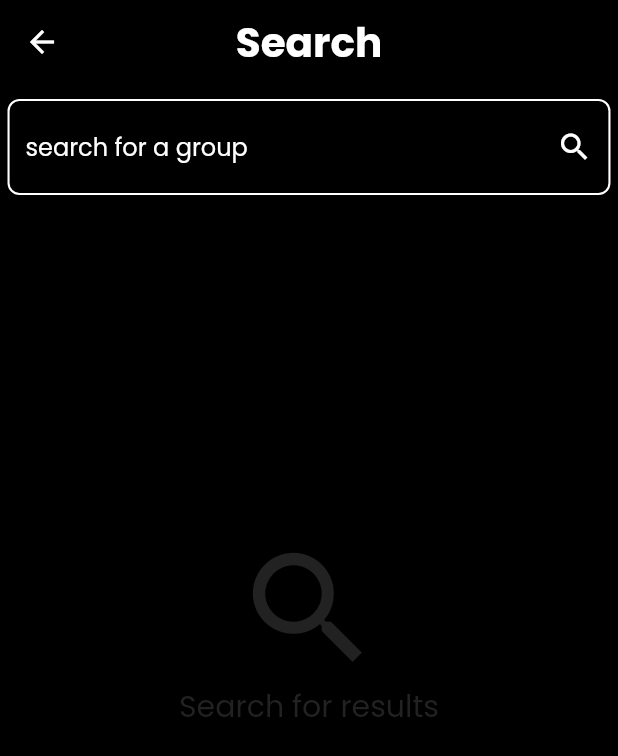
After one commit to GPSxtreme/chatEx, a Flutter app: the SearchGroupsScreen screen opened by its route, on a phone screen of 412 x 824 dp. The commit adds this screen. Shown: the top 756 px of the screen. Run offline on Flutter 3.47's test engine with Material 2 defaults, Android fonts, the phone set to English and light mode, and no system bars; our stand-ins replace animated_text_kit, auto_size_text, cloud_firestore, file_picker, firebase_auth, firebase_core and 8 more; accounts and stored records are empty; network calls fail.

Commit message:
added group search screen

```diff
--- a/lib/components/groupCreatePopUp.dart
+++ b/lib/components/groupCreatePopUp.dart
@@ -45,7 +45,7 @@ class _GroupCreatePopUpState extends State<GroupCreatePopUp> {
   @override
   Widget build(BuildContext context) {
     return AlertDialog(
-      backgroundColor: HexColor("#3d3d3d"),
+      backgroundColor: HexColor("#222222"),
       title: Text(
         title,
         textAlign: TextAlign.center,
--- a/lib/components/groupTile.dart
+++ b/lib/components/groupTile.dart
@@ -21,7 +21,7 @@ class _GroupTileState extends State<GroupTile> {
     super.initState();
     getGroupDetails();
   }
-  void getGroupDetails()async{
+  void getGroupDetails() async{
     final _fireStore = FirebaseFirestore.instance;
     final grpDetails = await _fireStore.collection("groups").doc(widget.groupId).get();
     setState(() {
--- a/lib/consts.dart
+++ b/lib/consts.dart
@@ -41,6 +41,23 @@ InputDecoration kMsgInputContainerDecoration = InputDecoration(
         borderRadius: BorderRadius.all(Radius.circular(28)),
         borderSide: BorderSide(color: Colors.white30,width: 2.0),
     ),
+);
+
+InputDecoration kSearchGroupInputDecoration = InputDecoration(
+    border: const OutlineInputBorder(
+        borderRadius: BorderRadius.all(Radius.circular(8)),
+        borderSide: BorderSide(color: Colors.white,width: 1.4),
+    ),
+    enabledBorder: const OutlineInputBorder(
+        borderRadius: BorderRadius.all(Radius.circular(8)),
+        borderSide: BorderSide(color: Colors.white,width: 1.4),
+    ),
+    focusedBorder: const OutlineInputBorder(
+        borderRadius: BorderRadius.all(Radius.circular(8)),
+        borderSide: BorderSide(color: Colors.white,width: 1.4),
+    ),
+    hintStyle:GoogleFonts.poppins(color:Colors.white),
+    hintText: "search for a group",
 );
 
 void showSnackBar(BuildContext buildContext ,String txt, int duration){
--- a/lib/pages/registrationScreen.dart
+++ b/lib/pages/registrationScreen.dart
@@ -6,14 +6,13 @@ import 'package:google_fonts/google_fonts.dart';
 import 'package:hexcolor/hexcolor.dart';
 import 'package:ionicons/ionicons.dart';
 import '../components/roundedBtnT1.dart';
-import 'chatScreen.dart';
 import 'package:chat_room/consts.dart';
 import 'package:firebase_auth/firebase_auth.dart';
 import 'package:modal_progress_hud/modal_progress_hud.dart';
 
 class regScreen extends StatefulWidget {
   static String id = 'reg_screen';
-  regScreen({Key? key}) : super(key: key);
+  const regScreen({Key? key}) : super(key: key);
   @override
   State<regScreen> createState() => _regScreenState();
 }
--- /dev/null
+++ b/lib/pages/searchGroupsScreen.dart
@@ -0,0 +1,115 @@
+import 'package:chat_room/consts.dart';
+import 'package:cloud_firestore/cloud_firestore.dart';
+import 'package:flutter/material.dart';
+import 'package:google_fonts/google_fonts.dart';
+import 'package:chat_room/components/groupSearchQueryTile.dart';
+import 'package:hexcolor/hexcolor.dart';
+
+
+class SearchGroupsScreen extends StatefulWidget {
+  const SearchGroupsScreen({Key? key}) : super(key: key);
+  static String id = "search_groups_screen";
+  @override
+  State<SearchGroupsScreen> createState() => _SearchGroupsScreenState();
+}
+
+class _SearchGroupsScreenState extends State<SearchGroupsScreen> {
+  TextEditingController searchController = TextEditingController();
+  bool isLoading = false;
+  final _fireStore = FirebaseFirestore.instance;
+  String query = "";
+  QuerySnapshot? querySnapshot;
+  int snapshotDocsLen = 0;
+  bool hasUserSearched = false;
+  @override
+  Widget build(BuildContext context) {
+    return Scaffold(
+      backgroundColor: Colors.black,
+      appBar: AppBar(
+        backgroundColor: Colors.black12,
+        elevation: 0,
+        title: Text("Search",style: GoogleFonts.poppins(color: Colors.white,fontSize: 27,fontWeight: FontWeight.bold),),
+        centerTitle: true,
+      ),
+      body: SingleChildScrollView(
+        child: Column(
+          children: [
+            Padding(
+              padding: const EdgeInsets.symmetric(vertical: 10,horizontal: 5),
+                child: TextField(
+                  keyboardType: TextInputType.name,
+                  onChanged: (val){
+                    setState(() {
+                      query = val;
+                    });
+                  },
+                  onSubmitted: (val){
+                    initiateSearchGroup();
+                  },
+                  cursorColor: Colors.white,
+                  controller: searchController,
+                  style: GoogleFonts.poppins(color:Colors.white),
+                  decoration: kSearchGroupInputDecoration.copyWith(
+                    suffixIcon: IconButton(icon: const Icon(Icons.search,color: Colors.white,),
+                      onPressed: () {
+                        initiateSearchGroup();
+                      },
+                    )
+                  )
+                ),
+            ),
+            const SizedBox(height: 10,),
+            isLoading ? Center(child: Column(
+              children: [
+                SizedBox(height: MediaQuery.of(context).size.height*0.25,),
+                const CircularProgressIndicator(color: Colors.white,),
+              ],
+            ),) : groupList()
+          ],
+        ),
+      ),
+    );
+  }
+  initiateSearchGroup()async{
+    if(searchController.text.isNotEmpty){
+      setState(() {
+        isLoading = true;
+      });
+      await _fireStore.collection("groups").where("name",isEqualTo: query).get().then((snapshot){
+        setState(() {
+          querySnapshot = snapshot;
+          snapshotDocsLen = snapshot.docs.length;
+          isLoading = false;
+          hasUserSearched = true;
+        });
+      });
+    }
+  }
+
+  groupList(){
+    return hasUserSearched && snapshotDocsLen > 0?
+    ListView.builder(
+        shrinkWrap: true,
+        itemCount: querySnapshot?.docs.length,
+        itemBuilder: (context,index){
+            return GroupSearchQueryTile(groupId: querySnapshot?.docs[index]["groupId"],);
+        },
+    )
+        : Center(
+      child: Column(
+        mainAxisAlignment: MainAxisAlignment.center,
+        crossAxisAlignment: CrossAxisAlignment.center,
+        children: [
+          SizedBox(height: MediaQuery.of(context).size.height*0.25,),
+          !hasUserSearched ?
+          Icon(Icons.search,color: HexColor("222222"),size: 100,):
+          Icon(Icons.not_interested_outlined,color: HexColor("222222"),size: 100,),
+          !hasUserSearched ?
+          Text("Search for results",style: GoogleFonts.poppins(color: HexColor("222222"),fontSize: 20),) :
+          Text("No search results found",style: GoogleFonts.poppins(color: HexColor("222222"),fontSize: 20),)
+        ],
+      ),
+    );
+  }
+
+}
```
Also changed, not shown: lib/components/groupSearchQueryTile.dart (added, +98 -0 lines), lib/components/mainScreenDrawer.dart (+7 -6 lines), lib/databaseService.dart (+23 -0 lines), lib/main.dart (+7 -6 lines), lib/pages/mainScreen.dart (+5 -4 lines).
